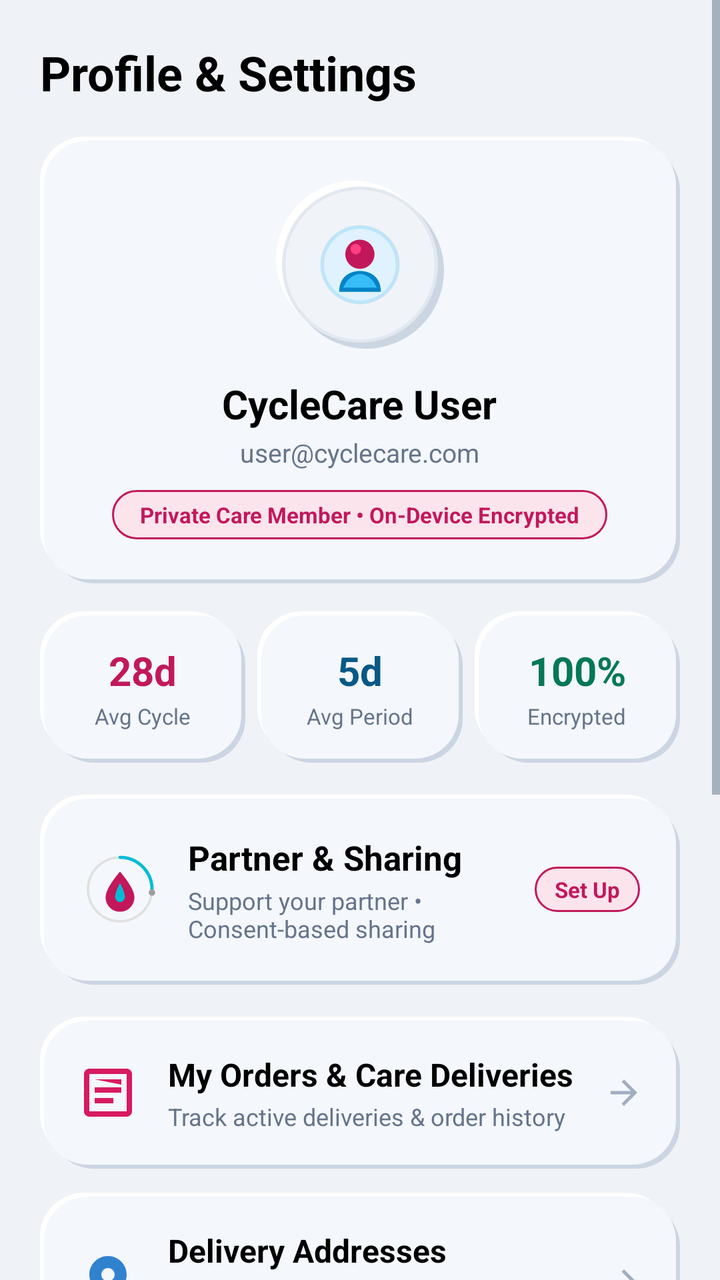
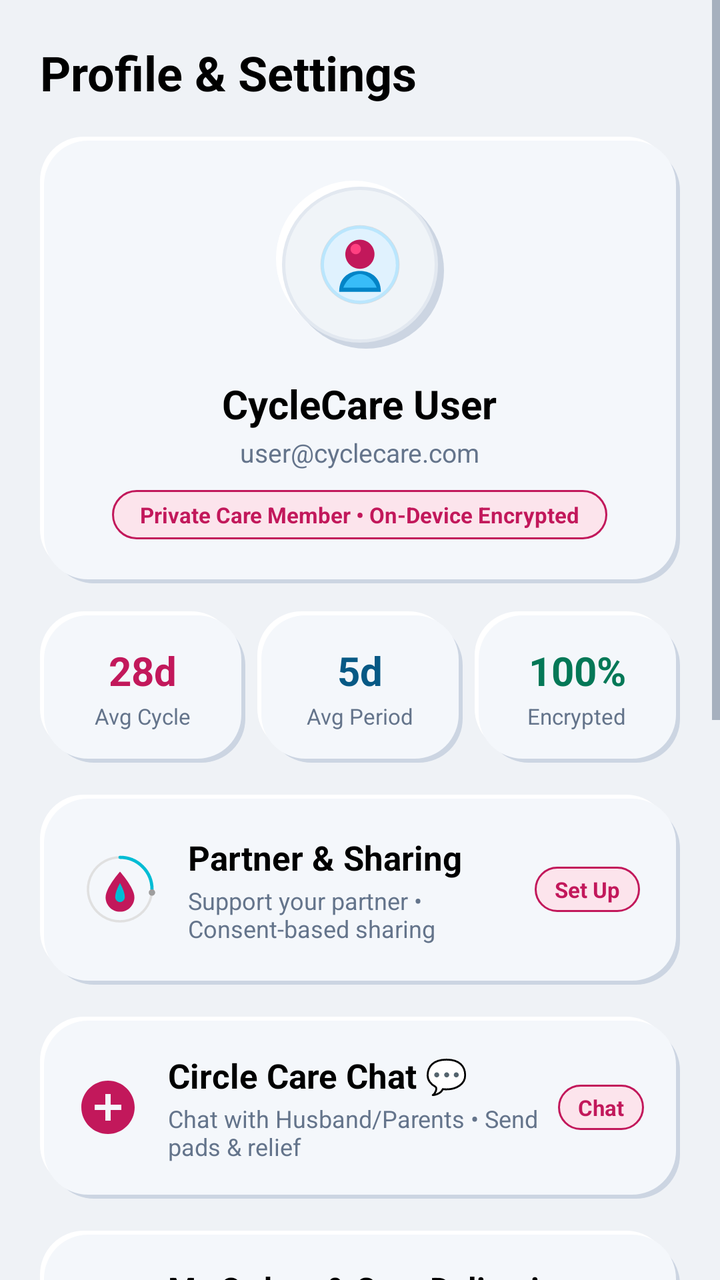

Two renders of the same Android screen: before a commit and after it. Below are the layout's source before the change and the commit's diff.
<!-- AndroidManifest.xml: application theme Theme.CycleCare -->
<!-- res/layout/fragment_profile.xml -->
<?xml version="1.0" encoding="utf-8"?>
<ScrollView xmlns:android="http://schemas.android.com/apk/res/android"
    xmlns:app="http://schemas.android.com/apk/res-auto"
    android:layout_width="match_parent"
    android:layout_height="match_parent"
    android:background="@color/colorBackground"
    android:fillViewport="true">

    <LinearLayout
        android:layout_width="match_parent"
        android:layout_height="wrap_content"
        android:orientation="vertical"
        android:padding="20dp">

        <TextView
            android:layout_width="wrap_content"
            android:layout_height="wrap_content"
            android:text="Profile &amp; Settings"
            android:textColor="#000000"
            android:textSize="24sp"
            android:textStyle="bold" />

        
        <LinearLayout
            android:layout_width="match_parent"
            android:layout_height="wrap_content"
            android:layout_marginTop="16dp"
            android:background="@drawable/bg_neu_card_raised"
            android:orientation="vertical"
            android:padding="22dp"
            android:gravity="center_horizontal">

            
            <FrameLayout
                android:layout_width="84dp"
                android:layout_height="84dp"
                android:background="@drawable/bg_neu_dial_outer">

                <ImageView
                    android:layout_width="50dp"
                    android:layout_height="50dp"
                    android:layout_gravity="center"
                    android:src="@drawable/ic_nav_profile_3d"
                    android:contentDescription="Profile Photo" />
            </FrameLayout>

            <TextView
                android:id="@+id/tv_user_name"
                android:layout_width="wrap_content"
                android:layout_height="wrap_content"
                android:layout_marginTop="14dp"
                android:text="CycleCare User"
                android:textColor="#000000"
                android:textSize="20sp"
                android:textStyle="bold" />

            <TextView
                android:id="@+id/tv_user_email"
                android:layout_width="wrap_content"
                android:layout_height="wrap_content"
                android:layout_marginTop="2dp"
                android:text="user@cyclecare.com"
                android:textColor="@color/textSecondary"
                android:textSize="13sp" />

            <TextView
                android:id="@+id/tv_member_status"
                android:layout_width="wrap_content"
                android:layout_height="wrap_content"
                android:layout_marginTop="10dp"
                android:background="@drawable/bg_badge_period"
                android:paddingHorizontal="14dp"
                android:paddingVertical="5dp"
                android:text="Private Care Member • On-Device Encrypted"
                android:textColor="@color/colorPrimary"
                android:textSize="11sp"
                android:textStyle="bold" />
        </LinearLayout>

        
        <LinearLayout
            android:layout_width="match_parent"
            android:layout_height="wrap_content"
            android:layout_marginTop="14dp"
            android:orientation="horizontal">

            <LinearLayout
                android:layout_width="0dp"
                android:layout_height="wrap_content"
                android:layout_weight="1"
                android:layout_marginEnd="6dp"
                android:background="@drawable/bg_neu_card_raised"
                android:gravity="center"
                android:padding="16dp"
                android:orientation="vertical">

                <TextView
                    android:layout_width="wrap_content"
                    android:layout_height="wrap_content"
                    android:text="28d"
                    android:textColor="@color/colorPrimary"
                    android:textSize="20sp"
                    android:textStyle="bold" />

                <TextView
                    android:layout_width="wrap_content"
                    android:layout_height="wrap_content"
                    android:layout_marginTop="2dp"
                    android:text="Avg Cycle"
                    android:textColor="@color/textSecondary"
                    android:textSize="11sp" />
            </LinearLayout>

            <LinearLayout
                android:layout_width="0dp"
                android:layout_height="wrap_content"
                android:layout_weight="1"
                android:layout_marginEnd="6dp"
                android:background="@drawable/bg_neu_card_raised"
                android:gravity="center"
                android:padding="16dp"
                android:orientation="vertical">

                <TextView
                    android:layout_width="wrap_content"
                    android:layout_height="wrap_content"
                    android:text="5d"
                    android:textColor="@color/colorSkyBlueDark"
                    android:textSize="20sp"
                    android:textStyle="bold" />

                <TextView
                    android:layout_width="wrap_content"
                    android:layout_height="wrap_content"
                    android:layout_marginTop="2dp"
                    android:text="Avg Period"
                    android:textColor="@color/textSecondary"
                    android:textSize="11sp" />
            </LinearLayout>

            <LinearLayout
                android:layout_width="0dp"
                android:layout_height="wrap_content"
                android:layout_weight="1"
                android:background="@drawable/bg_neu_card_raised"
                android:gravity="center"
                android:padding="16dp"
                android:orientation="vertical">

                <TextView
                    android:layout_width="wrap_content"
                    android:layout_height="wrap_content"
                    android:text="100%"
                    android:textColor="@color/colorMintGreenDark"
                    android:textSize="20sp"
                    android:textStyle="bold" />

                <TextView
                    android:layout_width="wrap_content"
                    android:layout_height="wrap_content"
                    android:layout_marginTop="2dp"
                    android:text="Encrypted"
                    android:textColor="@color/textSecondary"
                    android:textSize="11sp" />
            </LinearLayout>
        </LinearLayout>

        
        <LinearLayout
            android:id="@+id/card_partner_care"
            android:layout_width="match_parent"
            android:layout_height="wrap_content"
            android:layout_marginTop="16dp"
            android:background="@drawable/bg_neu_card_raised"
            android:orientation="vertical"
            android:padding="20dp"
            android:clickable="true"
            android:focusable="true">

            <LinearLayout
                android:layout_width="match_parent"
                android:layout_height="wrap_content"
                android:orientation="horizontal"
                android:gravity="center_vertical">

                <ImageView
                    android:layout_width="40dp"
                    android:layout_height="40dp"
                    android:src="@drawable/ic_cyclecare_logo"
                    android:contentDescription="Partner Care" />

                <LinearLayout
                    android:layout_width="0dp"
                    android:layout_height="wrap_content"
                    android:layout_marginStart="14dp"
                    android:layout_weight="1"
                    android:orientation="vertical">

                    <TextView
                        android:layout_width="wrap_content"
                        android:layout_height="wrap_content"
                        android:text="Partner &amp; Sharing"
                        android:textColor="#000000"
                        android:textSize="17sp"
                        android:textStyle="bold" />

                    <TextView
                        android:layout_width="wrap_content"
                        android:layout_height="wrap_content"
                        android:layout_marginTop="2dp"
                        android:text="Support your partner • Consent-based sharing"
                        android:textColor="@color/textSecondary"
                        android:textSize="12sp" />

                </LinearLayout>

                <TextView
                    android:id="@+id/tv_partner_status_badge"
                    android:layout_width="wrap_content"
                    android:layout_height="wrap_content"
                    android:background="@drawable/bg_badge_period"
                    android:paddingHorizontal="10dp"
                    android:paddingVertical="4dp"
                    android:text="Set Up"
                    android:textColor="@color/colorPrimary"
                    android:textSize="11sp"
                    android:textStyle="bold" />

            </LinearLayout>

        </LinearLayout>

        
        <LinearLayout
            android:id="@+id/card_my_orders"
            android:layout_width="match_parent"
            android:layout_height="wrap_content"
            android:layout_marginTop="16dp"
            android:background="@drawable/bg_neu_card_raised"
            android:orientation="horizontal"
            android:padding="18dp"
            android:gravity="center_vertical"
            android:clickable="true"
            android:focusable="true">

            <ImageView
                android:layout_width="32dp"
                android:layout_height="32dp"
                android:src="@drawable/ic_orders"
                app:tint="#D81B60"
                android:contentDescription="Orders" />

            <LinearLayout
                android:layout_width="0dp"
                android:layout_height="wrap_content"
                android:layout_marginStart="14dp"
                android:layout_weight="1"
                android:orientation="vertical">

                <TextView
                    android:layout_width="wrap_content"
                    android:layout_height="wrap_content"
                    android:text="My Orders &amp; Care Deliveries"
                    android:textColor="#000000"
                    android:textSize="16sp"
                    android:textStyle="bold" />

                <TextView
                    android:layout_width="wrap_content"
                    android:layout_height="wrap_content"
                    android:layout_marginTop="2dp"
                    android:text="Track active deliveries &amp; order history"
                    android:textColor="@color/textSecondary"
                    android:textSize="12sp" />
            </LinearLayout>

            <ImageView
                android:layout_width="20dp"
                android:layout_height="20dp"
                android:src="@drawable/ic_arrow_back"
                android:rotation="180"
                app:tint="#A0AEC0" />
        </LinearLayout>

        
        <LinearLayout
            android:id="@+id/card_my_addresses"
            android:layout_width="match_parent"
            android:layout_height="wrap_content"
            android:layout_marginTop="12dp"
            android:background="@drawable/bg_neu_card_raised"
            android:orientation="horizontal"
            android:padding="18dp"
            android:gravity="center_vertical"
            android:clickable="true"
            android:focusable="true">

            <ImageView
                android:layout_width="32dp"
                android:layout_height="32dp"
                android:src="@drawable/ic_location"
                android:contentDescription="Addresses" />

            <LinearLayout
                android:layout_width="0dp"
                android:layout_height="wrap_content"
                android:layout_marginStart="14dp"
                android:layout_weight="1"
                android:orientation="vertical">

                <TextView
                    android:layout_width="wrap_content"
                    android:layout_height="wrap_content"
                    android:text="Delivery Addresses"
                    android:textColor="#000000"
                    android:textSize="16sp"
                    android:textStyle="bold" />

                <TextView
                    android:layout_width="wrap_content"
                    android:layout_height="wrap_content"
                    android:layout_marginTop="2dp"
                    android:text="Manage home, work, &amp; partner delivery locations"
                    android:textColor="@color/textSecondary"
                    android:textSize="12sp" />
            </LinearLayout>

            <ImageView
                android:layout_width="20dp"
                android:layout_height="20dp"
                android:src="@drawable/ic_arrow_back"
                android:rotation="180"
                app:tint="#A0AEC0" />
        </LinearLayout>

        
        <LinearLayout
            android:layout_width="match_parent"
            android:layout_height="wrap_content"
            android:layout_marginTop="16dp"
            android:background="@drawable/bg_neu_card_raised"
            android:orientation="vertical"
            android:padding="20dp">

            <TextView
                android:layout_width="wrap_content"
                android:layout_height="wrap_content"
                android:text="Share CycleCare APK"
                android:textColor="@color/colorPrimary"
                android:textSize="15sp"
                android:textStyle="bold" />

            <TextView
                android:layout_width="wrap_content"
                android:layout_height="wrap_content"
                android:layout_marginTop="4dp"
                android:text="Export and share the full APK file directly with family or nearby devices."
                android:textColor="@color/textSecondary"
                android:textSize="12sp" />

            <Button
                android:id="@+id/btn_share_apk"
                android:layout_width="match_parent"
                android:layout_height="48dp"
                android:layout_marginTop="14dp"
                android:background="@drawable/bg_m3_button"
                android:text="Share APK File"
                android:textColor="@color/textOnPrimary"
                android:textSize="13sp"
                android:textStyle="bold" />
        </LinearLayout>

        
        <Button
            android:id="@+id/btn_app_settings"
            style="@style/Widget.MaterialComponents.Button.OutlinedButton"
            android:layout_width="match_parent"
            android:layout_height="48dp"
            android:layout_marginTop="16dp"
            android:text="Privacy &amp; Custom Settings"
            android:textColor="#000000"
            android:textSize="13sp"
            android:textStyle="bold"
            app:cornerRadius="24dp"
            app:strokeColor="@color/colorBorder" />

        <Button
            android:id="@+id/btn_logout"
            android:layout_width="match_parent"
            android:layout_height="48dp"
            android:layout_marginTop="12dp"
            android:layout_marginBottom="28dp"
            android:backgroundTint="@color/colorError"
            android:text="Log Out"
            android:textColor="@color/textOnPrimary"
            android:textSize="13sp"
            android:textStyle="bold"
            app:cornerRadius="24dp" />

    </LinearLayout>
</ScrollView>
<!-- resources referenced by this layout -->
<resources>
  <color name="colorBackground">#EFF2F6</color>
  <color name="colorBorder">#D8E0EB</color>
  <color name="colorError">#DC2626</color>
  <color name="colorMintGreenDark">#047857</color>
  <color name="colorPrimary">#C2185B</color>
  <color name="colorSkyBlueDark">#075985</color>
  <color name="textOnPrimary">#FFFFFF</color>
  <color name="textSecondary">#64748B</color>
  <!-- drawable bg_badge_period (drawable) -->
  <?xml version="1.0" encoding="utf-8"?>
  <shape xmlns:android="http://schemas.android.com/apk/res/android"
      android:shape="rectangle">
      <solid android:color="#FCE4EC" />
      <corners android:radius="12dp" />
      <stroke android:width="1dp" android:color="#C2185B" />
  </shape>
  <!-- drawable bg_m3_button (drawable) -->
  <?xml version="1.0" encoding="utf-8"?>
  <ripple xmlns:android="http://schemas.android.com/apk/res/android"
      android:color="#40FFFFFF">
      <item>
          <shape android:shape="rectangle">
              <gradient
                  android:angle="270"
                  android:startColor="#D81B60"
                  android:endColor="#C2185B" />
              <corners android:radius="28dp" />
          </shape>
      </item>
  </ripple>
  <!-- drawable bg_neu_dial_outer (drawable) -->
  <?xml version="1.0" encoding="utf-8"?>
  <layer-list xmlns:android="http://schemas.android.com/apk/res/android">
      
      <item android:left="6dp" android:top="6dp">
          <shape android:shape="oval">
              <solid android:color="#CCD5E2" />
          </shape>
      </item>
      
      <item android:right="6dp" android:bottom="6dp">
          <shape android:shape="oval">
              <solid android:color="#FFFFFF" />
          </shape>
      </item>
      
      <item android:left="3dp" android:top="3dp" android:right="3dp" android:bottom="3dp">
          <shape android:shape="oval">
              <solid android:color="#F0F4F8" />
              <stroke android:width="1.5dp" android:color="#E2E8F0" />
          </shape>
      </item>
  </layer-list>
  <!-- drawable ic_arrow_back (drawable) -->
  <vector xmlns:android="http://schemas.android.com/apk/res/android"
      android:width="24dp"
      android:height="24dp"
      android:viewportWidth="24"
      android:viewportHeight="24"
      android:tint="#1E293B">
    <path
        android:fillColor="@android:color/white"
        android:pathData="M20,11H7.83l5.59,-5.59L12,4l-8,8 8,8 1.41,-1.41L7.83,13H20v-2z"/>
  </vector>
  <!-- drawable ic_location (drawable) -->
  <vector xmlns:android="http://schemas.android.com/apk/res/android"
      android:width="24dp"
      android:height="24dp"
      android:viewportWidth="24"
      android:viewportHeight="24">
    <path
        android:fillColor="#FF3182CE"
        android:pathData="M12,2C8.13,2 5,5.13 5,9c0,5.25 7,13 7,13s7,-7.75 7,-13c0,-3.87 -3.13,-7 -7,-7zM12,11.5c-1.38,0 -2.5,-1.12 -2.5,-2.5s1.12,-2.5 2.5,-2.5 2.5,1.12 2.5,2.5 -1.12,2.5 -2.5,2.5z"/>
  </vector>
  <!-- drawable ic_orders (drawable) -->
  <vector xmlns:android="http://schemas.android.com/apk/res/android"
      android:width="24dp"
      android:height="24dp"
      android:viewportWidth="24"
      android:viewportHeight="24">
    <path
        android:fillColor="#FF2D3748"
        android:pathData="M19,3L5,3c-1.1,0 -2,0.9 -2,2v14c0,1.1 0.9,2 2,2h14c1.1,0 2,-0.9 2,-2L21,5c0,-1.1 -0.9,-2 -2,-2zM19,19L5,19L5,5h14v14zM7,10h10v2L7,12zM7,7h10v2L7,7zM7,14h7v2L7,16z"/>
  </vector>
  <color name="colorPrimaryVariant">#AD1457</color>
  <color name="colorSecondary">#0284C7</color>
  <color name="colorSecondaryVariant">#0369A1</color>
  <color name="colorSurface">#F4F7FB</color>
  <color name="textPrimary">#1E293B</color>
  <!-- unchanged entries left out for length: 4 -->
</resources>

<!-- the commit's change to res/layout/fragment_profile.xml (unified diff, before → after) -->
@@ -227,6 +227,64 @@
                     android:textStyle="bold" />
 
             </LinearLayout>
+
+        </LinearLayout>
+
+        
+        <LinearLayout
+            android:id="@+id/card_circle_chat"
+            android:layout_width="match_parent"
+            android:layout_height="wrap_content"
+            android:layout_marginTop="16dp"
+            android:background="@drawable/bg_neu_card_raised"
+            android:orientation="horizontal"
+            android:padding="18dp"
+            android:gravity="center_vertical"
+            android:clickable="true"
+            android:focusable="true">
+
+            <ImageView
+                android:layout_width="32dp"
+                android:layout_height="32dp"
+                android:src="@drawable/ic_attach_care"
+                app:tint="@color/colorPrimary"
+                android:contentDescription="Circle Chat" />
+
+            <LinearLayout
+                android:layout_width="0dp"
+                android:layout_height="wrap_content"
+                android:layout_marginStart="14dp"
+                android:layout_weight="1"
+                android:orientation="vertical">
+
+                <TextView
+                    android:layout_width="wrap_content"
+                    android:layout_height="wrap_content"
+                    android:text="Circle Care Chat 💬"
+                    android:textColor="#000000"
+                    android:textSize="17sp"
+                    android:textStyle="bold" />
+
+                <TextView
+                    android:layout_width="wrap_content"
+                    android:layout_height="wrap_content"
+                    android:layout_marginTop="2dp"
+                    android:text="Chat with Husband/Parents • Send pads &amp; relief"
+                    android:textColor="@color/textSecondary"
+                    android:textSize="12sp" />
+
+            </LinearLayout>
+
+            <TextView
+                android:layout_width="wrap_content"
+                android:layout_height="wrap_content"
+                android:background="@drawable/bg_badge_period"
+                android:paddingHorizontal="10dp"
+                android:paddingVertical="4dp"
+                android:text="Chat"
+                android:textColor="@color/colorPrimary"
+                android:textSize="11sp"
+                android:textStyle="bold" />
 
         </LinearLayout>
 
<!-- resource entries referenced after the edit -->
@@ -64,6 +64,16 @@
         android:fillColor="@android:color/white"
         android:pathData="M20,11H7.83l5.59,-5.59L12,4l-8,8 8,8 1.41,-1.41L7.83,13H20v-2z"/>
   </vector>
+  <!-- drawable ic_attach_care (drawable) -->
+  <vector xmlns:android="http://schemas.android.com/apk/res/android"
+      android:width="24dp"
+      android:height="24dp"
+      android:viewportWidth="24"
+      android:viewportHeight="24">
+    <path
+        android:fillColor="#E91E63"
+        android:pathData="M12,2C6.48,2 2,6.48 2,12s4.48,10 10,10 10,-4.48 10,-10S17.52,2 12,2zm5,11h-4v4h-2v-4H7v-2h4V7h2v4h4v2z"/>
+  </vector>
   <!-- drawable ic_location (drawable) -->
   <vector xmlns:android="http://schemas.android.com/apk/res/android"
       android:width="24dp"
